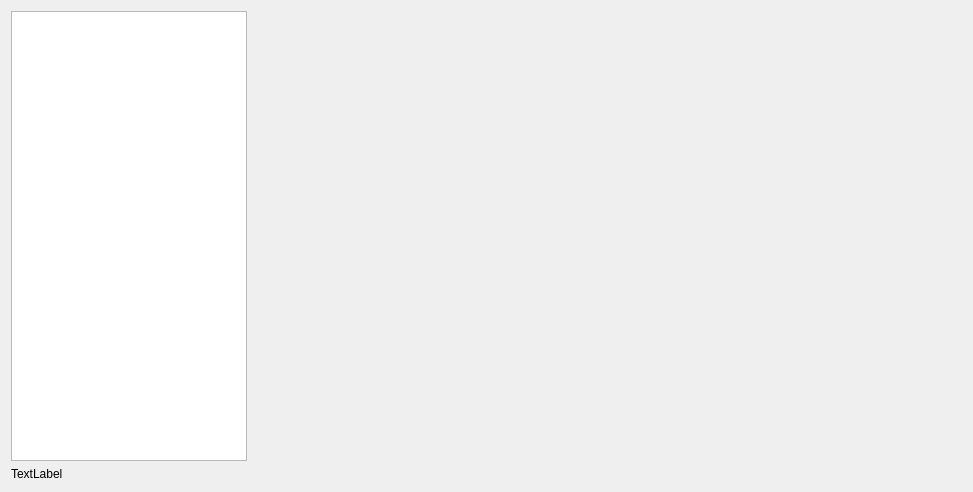
This is sources/gui/ui/mainwindow.ui in amd00/meduzzza as Qt 5 draws it before an edit. The edited form follows.
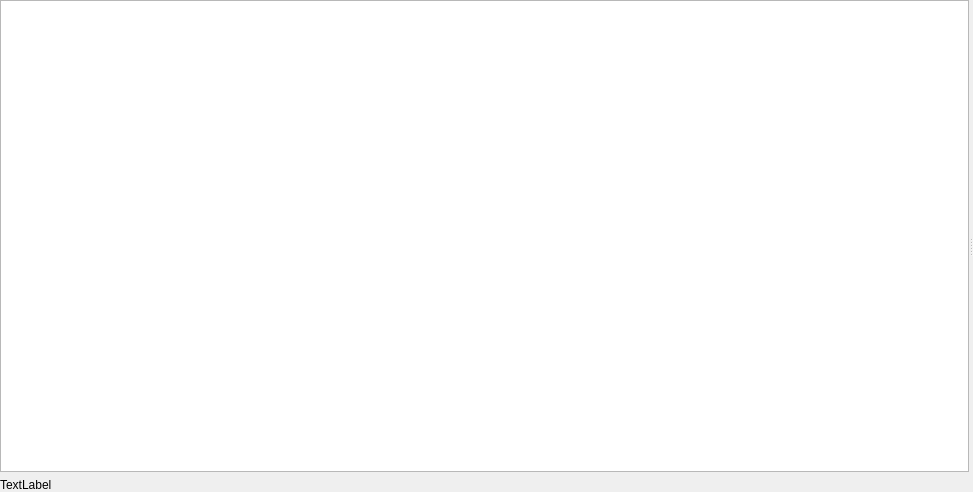
This is the edited form.

```diff
--- a/sources/gui/ui/mainwindow.ui
+++ b/sources/gui/ui/mainwindow.ui
@@ -19,8 +19,16 @@
   <property name="windowTitle">
    <string>Form</string>
   </property>
-  <layout class="QHBoxLayout" name="horizontalLayout" stretch="1,3">
+  <layout class="QVBoxLayout" name="verticalLayout_2">
+   <property name="margin">
+    <number>0</number>
+   </property>
    <item>
+    <widget class="QSplitter" name="m_splitter">
+     <property name="orientation">
+      <enum>Qt::Horizontal</enum>
+     </property>
+     <widget class="QWidget" name="">
     <layout class="QVBoxLayout" name="verticalLayout">
      <item>
       <widget class="QListView" name="m_menu_view">
@@ -45,9 +53,18 @@
       </widget>
      </item>
     </layout>
-   </item>
+     </widget>
+     <widget class="QWidget" name="m_main_widget" native="true">
+      <layout class="QVBoxLayout" name="verticalLayout_4">
+       <property name="margin">
+        <number>0</number>
+       </property>
    <item>
-    <widget class="QWidget" name="m_main_widget" native="true"/>
+        <layout class="QVBoxLayout" name="m_main_widget_layout"/>
+       </item>
+      </layout>
+     </widget>
+    </widget>
    </item>
   </layout>
  </widget>
```
Left out of the diff: 2 changed lines with no effect on the pictures. Lines whose indentation alone changed are shown as unchanged.
